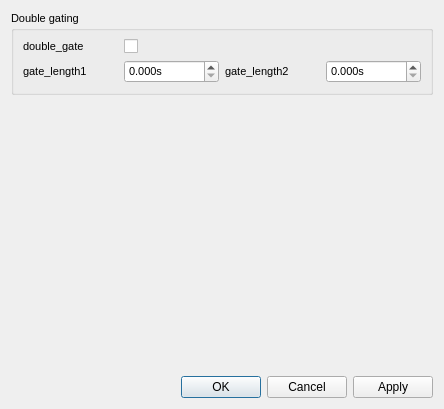
Before: the Qt Designer form src/qudi/gui/pulsed/ui_pulsed_main_gui_settings_predefined_advenced_options.ui in Ulm-IQO/qudi-iqo-modules, drawn with Qt 5.
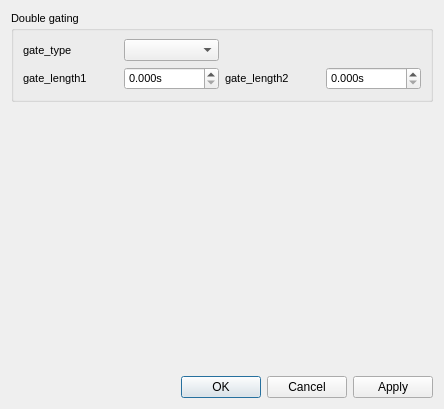
After: the same form once the commit is applied. Custom widgets are drawn as their Qt base class.

The edit to the form file:
```diff
--- a/src/qudi/gui/pulsed/ui_pulsed_main_gui_settings_predefined_advenced_options.ui
+++ b/src/qudi/gui/pulsed/ui_pulsed_main_gui_settings_predefined_advenced_options.ui
@@ -50,19 +50,12 @@
         <item row="0" column="0">
          <widget class="QLabel" name="double_gate_label">
           <property name="text">
-           <string>double_gate</string>
+           <string>gate_type</string>
           </property>
          </widget>
         </item>
        </layout>
       </item>
-      <item row="2" column="1">
-       <widget class="QCheckBox" name="double_gate_checkBox">
-        <property name="text">
-         <string/>
-        </property>
-       </widget>
-      </item>
       <item row="3" column="3">
        <widget class="ScienDSpinBox" name="gate_length2_ScienDSpinBox">
         <property name="suffix">
@@ -72,7 +65,7 @@
          <number>3</number>
         </property>
         <property name="maximum">
-         <double>1.000000000000000</double>
+         <double>1000.000000000000000</double>
         </property>
         <property name="singleStep">
          <double>0.000001000000000</double>
@@ -88,13 +81,16 @@
          <number>3</number>
         </property>
         <property name="maximum">
-         <double>1.000000000000000</double>
+         <double>1000.000000000000000</double>
         </property>
         <property name="singleStep">
          <double>0.000001000000000</double>
         </property>
        </widget>
       </item>
+      <item row="2" column="1">
+       <widget class="QComboBox" name="gate_type_comboBox"/>
+      </item>
      </layout>
     </widget>
    </item>
```
Left out of the diff: 8 changed lines with no effect on the pictures.
